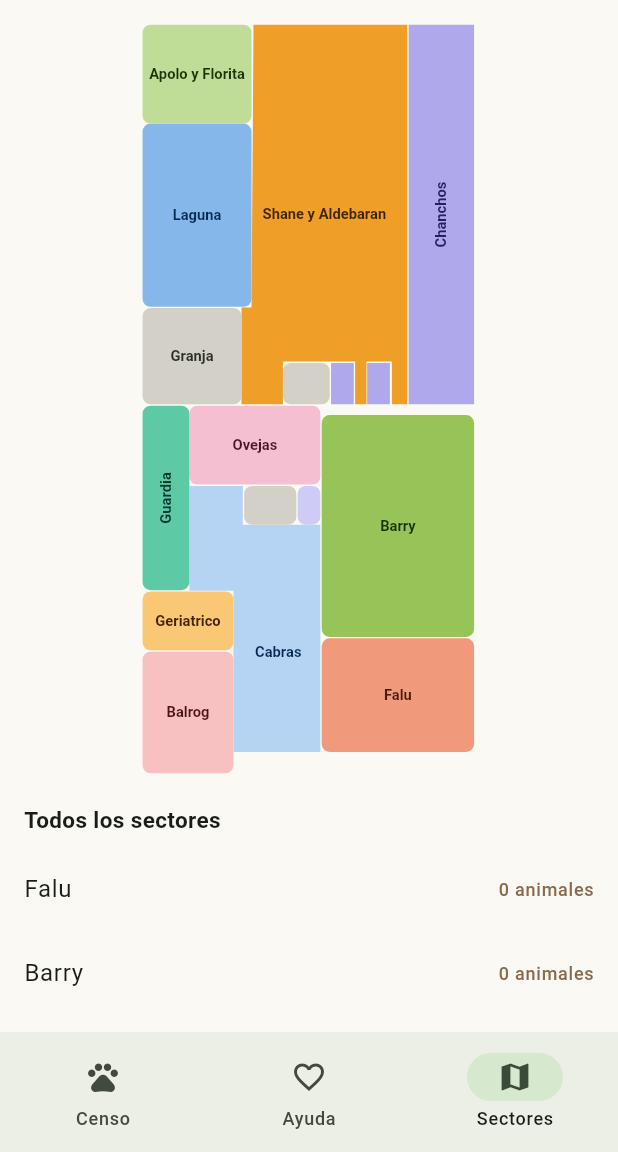
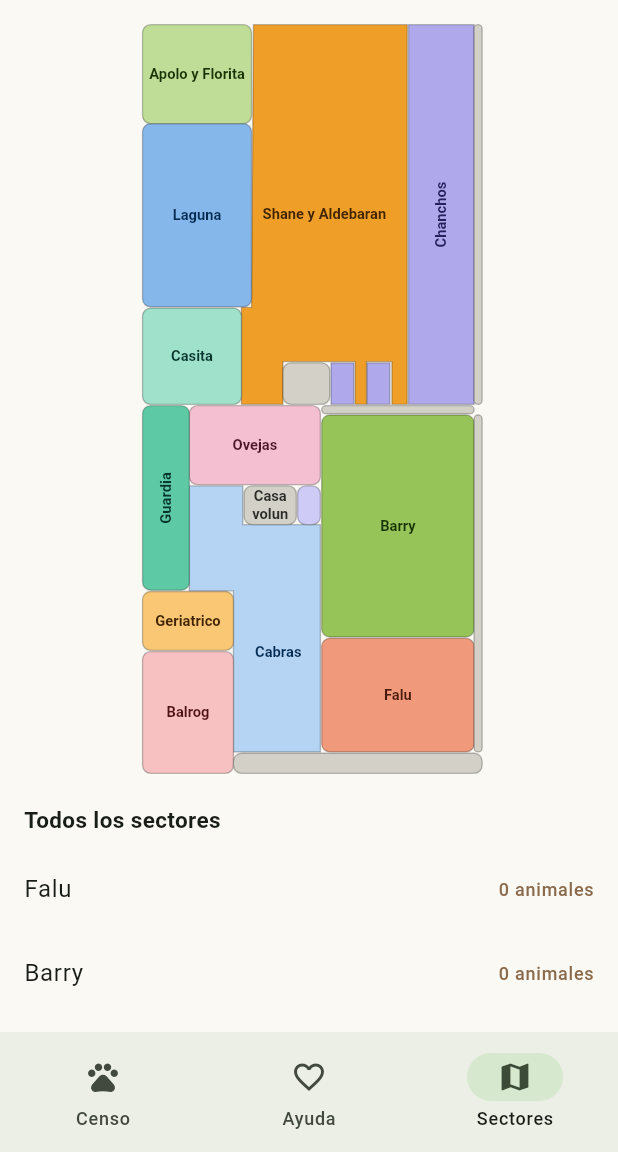
Before and after one commit to LucaPoltiGit/SalvajesCenso, a Flutter app: the AppShell screen opened directly, item 3 of the bottom bar chosen, on a phone screen of 412 x 824 dp, the part 84-1236 px from its top. Run offline on Flutter 3.47's test engine with Material 3 defaults, Android fonts, the phone set to English and light mode, and no system bars; our stand-ins replace file_picker, flutter_dotenv, pocketbase, share_plus, shared_preferences; accounts and stored records are empty; network calls fail; Roboto replaces fonts that are missing (Segoe UI).

Commit message:
fix: correcciones en mapa de sectores - pasillos visibles, borde en sectores, Casita clickeable
Muestra el nombre de pasillos y Casa voluntario (sin funcion), agrega borde
negro fino a todos los sectores del mapa, y corrige 'Granja' que en realidad
es el sector 'Casita' (conejos), ahora clickeable como sector normal.

```diff
--- a/lib/data/mapa_sectores_data.dart
+++ b/lib/data/mapa_sectores_data.dart
@@ -181,17 +181,51 @@ final List<RegionMapa> regionesMapa = [
     mostrarLabel: false,
   ),
   RegionMapa(
-    nombre: 'Granja',
+    nombre: 'Casita',
     tipo: TipoForma.rectangulo,
     rect: const Rect.fromLTWH(0.5, 212.5, 74, 72),
+    colorFondo: const Color(0xFF9FE1CB),
+    colorTexto: const Color(0xFF04342C),
+  ),
+  RegionMapa(
+    nombre: 'Casa volun',
+    tipo: TipoForma.rectangulo,
+    rect: const Rect.fromLTWH(76.5, 345.5, 39, 29),
     colorFondo: const Color(0xFFD3D1C7),
     colorTexto: const Color(0xFF2C2C2A),
     tappable: false,
   ),
   RegionMapa(
-    nombre: 'Casa voluntario',
+    nombre: 'Pasillo Rollos',
     tipo: TipoForma.rectangulo,
-    rect: const Rect.fromLTWH(76.5, 345.5, 39, 29),
+    rect: const Rect.fromLTWH(68.5, 545.5, 186, 15),
+    colorFondo: const Color(0xFFD3D1C7),
+    colorTexto: const Color(0xFF2C2C2A),
+    tappable: false,
+    mostrarLabel: false,
+  ),
+  RegionMapa(
+    nombre: 'pasillo barry/Chanchos',
+    tipo: TipoForma.rectangulo,
+    rect: const Rect.fromLTWH(134.5, 285.5, 114, 6),
+    colorFondo: const Color(0xFFD3D1C7),
+    colorTexto: const Color(0xFF2C2C2A),
+    tappable: false,
+    mostrarLabel: false,
+  ),
+  RegionMapa(
+    nombre: 'Pasillo chanchis',
+    tipo: TipoForma.rectangulo,
+    rect: const Rect.fromLTWH(248.5, 0.5, 6, 284),
+    colorFondo: const Color(0xFFD3D1C7),
+    colorTexto: const Color(0xFF2C2C2A),
+    tappable: false,
+    mostrarLabel: false,
+  ),
+  RegionMapa(
+    nombre: 'Pasillo toros',
+    tipo: TipoForma.rectangulo,
+    rect: const Rect.fromLTWH(248.5, 292.5, 6, 252),
     colorFondo: const Color(0xFFD3D1C7),
     colorTexto: const Color(0xFF2C2C2A),
     tappable: false,
--- a/lib/widgets/mapa_sectores_painter.dart
+++ b/lib/widgets/mapa_sectores_painter.dart
@@ -17,6 +17,12 @@ class MapaSectoresPainter extends CustomPainter {
       final path = region.obtenerPath();
       final paint = Paint()..color = region.colorFondo;
       canvas.drawPath(path, paint);
+
+      final paintBorde = Paint()
+        ..color = Colors.black.withOpacity(0.25)
+        ..style = PaintingStyle.stroke
+        ..strokeWidth = 1;
+      canvas.drawPath(path, paintBorde);
 
       if (region.mostrarLabel) {
         final bounds = path.getBounds();
```
